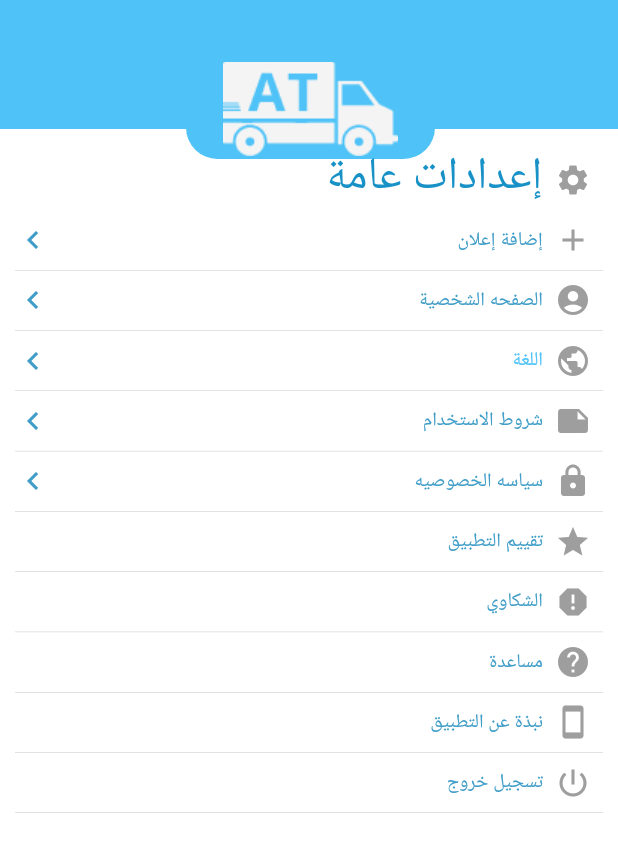
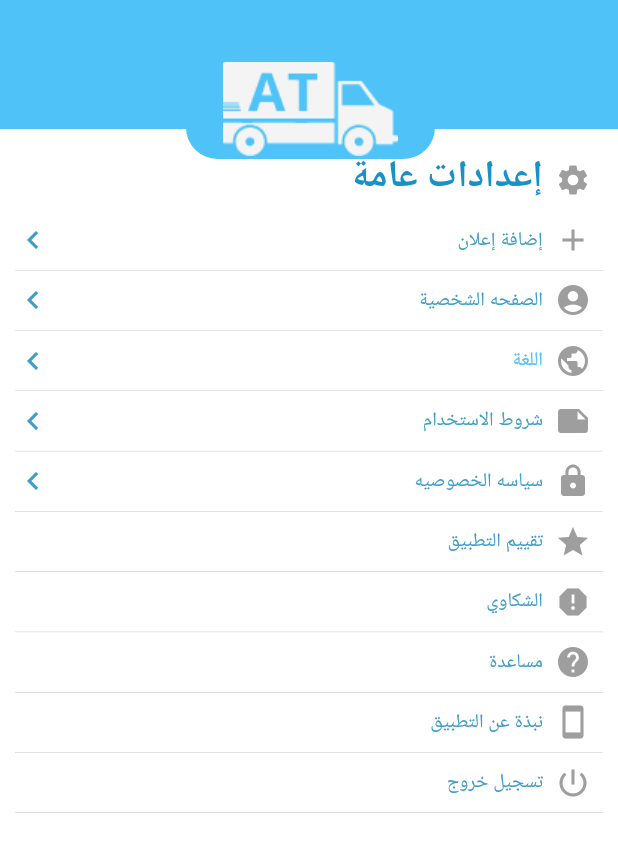
Before and after one commit to saifamer2030/advancednaql, a Flutter app: the MoreWidget screen opened directly, on a phone screen of 412 x 824 dp. Shown: the top 852 px of the screen. Run offline on Flutter 3.47's test engine with Material 2 defaults, Android fonts, the phone set to English and light mode, and no system bars; our stand-ins replace firebase_auth, firebase_database, flutter_svg, toast; accounts and stored records are empty; Roboto replaces fonts that are missing (DroidArabicKufi, DroidArabicKufi-Bold).

Commit message:
عملت صفحه المزيد.

```diff
--- a/lib/screen/morewidget.dart
+++ b/lib/screen/morewidget.dart
@@ -63,9 +63,8 @@ class MoreWidget extends StatelessWidget {
                               'إعدادات عامة',
                               style: TextStyle(
                                 fontFamily: 'DroidArabicKufi-Bold',
-                                fontSize: 30,
-
-                                fontStyle: FontStyle.normal,
+                                fontSize: 25,
+                                fontWeight: FontWeight.bold,
                                 color: const Color(0xff1891C7),
                                 height: 1.0800000190734864,
                               ),
```
